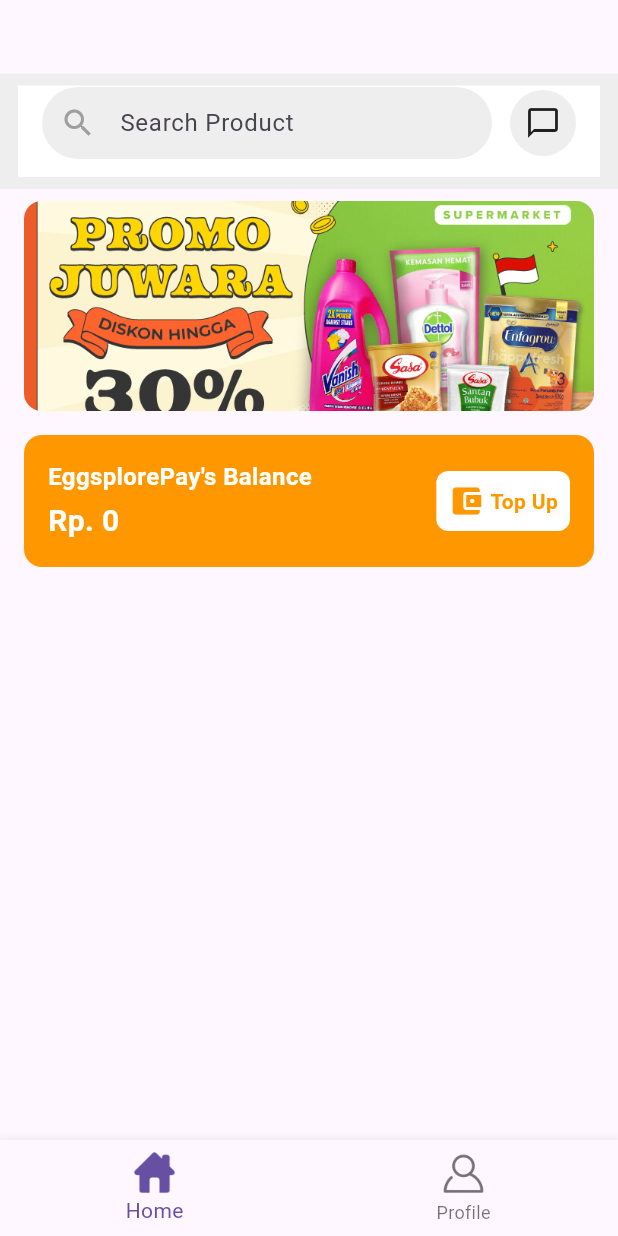
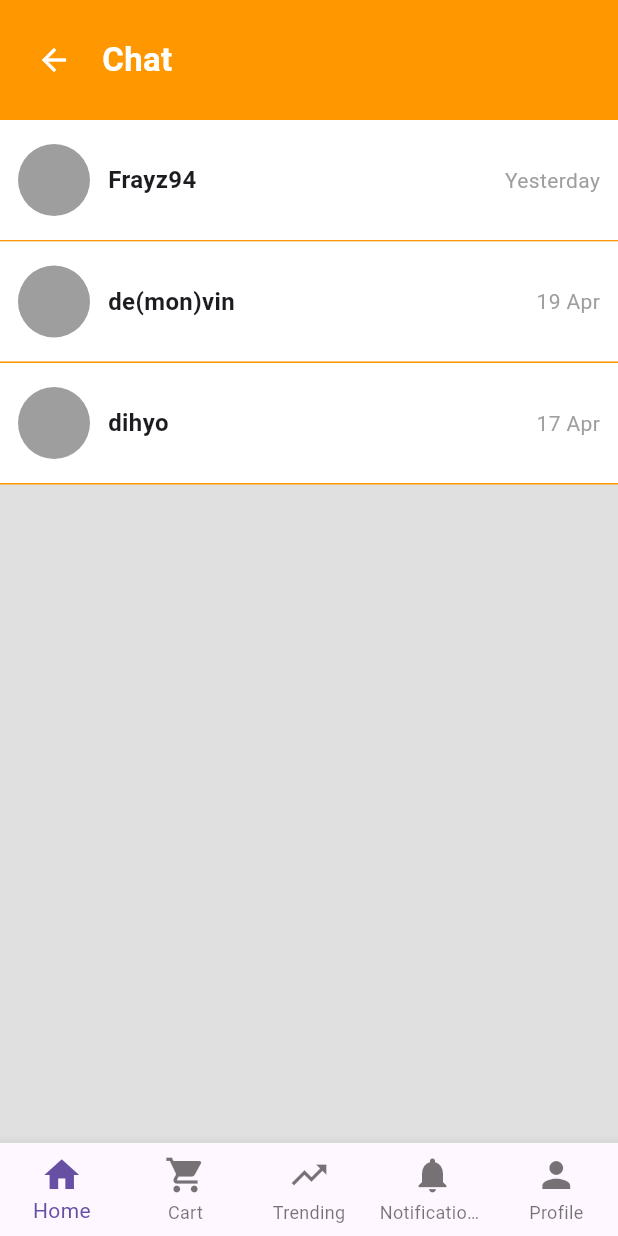
Before and after one commit to NatanaelVineDjapri/Eggsplore_Marketplace, a Flutter app: the HomePage screen opened by its route, after a tap on the "chat bubble outline" icon, on a phone screen of 412 x 824 dp. Run offline on Flutter 3.47's test engine with Material 3 defaults, Android fonts, the phone set to English and light mode, and no system bars.

Commit message:
commit 3 Edbert: adding chat page and widget for chat page

```diff
--- /dev/null
+++ b/eggsplore/lib/pages/chat_page.dart
@@ -0,0 +1,81 @@
+import 'package:flutter/material.dart';
+import 'package:eggsplore/pages/home_page.dart';
+import 'package:eggsplore/widget/chat/chat_item.dart';
+
+class ChatPage extends StatelessWidget {
+  const ChatPage({super.key});
+
+  @override
+  Widget build(BuildContext context) {
+    return Scaffold(
+      backgroundColor: Colors.grey[300],
+      appBar: PreferredSize(
+        preferredSize: const Size.fromHeight(80),
+        child: AppBar(
+          automaticallyImplyLeading: false,
+          backgroundColor: Colors.orange,
+          elevation: 0,
+          flexibleSpace: SafeArea(
+            child: Padding(
+              padding: const EdgeInsets.symmetric(horizontal: 12, vertical: 16),
+              child: Row(
+                children: [
+                  IconButton(
+                    icon: const Icon(Icons.arrow_back, color: Colors.white),
+                    onPressed: () {
+                      Navigator.pushReplacement(
+                        context,
+                        MaterialPageRoute(builder: (context) => const HomePage()),
+                      );
+                    },
+                  ),
+                  const SizedBox(width: 8),
+                  const Text(
+                    "Chat",
+                    style: TextStyle(
+                      fontSize: 22,
+                      fontWeight: FontWeight.bold,
+                      color: Colors.white,
+                    ),
+                  )
+                ],
+              ),
+            ),
+          ),
+        ),
+      ),
+      body: ListView(
+        children: const [
+          ChatItem(name: "Frayz94", date: "Yesterday"),
+          ChatItem(name: "de(mon)vin", date: "19 Apr"),
+          ChatItem(name: "dihyo", date: "17 Apr"),
+        ],
+      ),
+      bottomNavigationBar: BottomNavigationBar(
+        type: BottomNavigationBarType.fixed,
+        items: const [
+          BottomNavigationBarItem(
+            icon: Icon(Icons.home, size: 28),
+            label: "Home",
+          ),
+          BottomNavigationBarItem(
+            icon: Icon(Icons.shopping_cart, size: 28),
+            label: "Cart",
+          ),
+          BottomNavigationBarItem(
+            icon: Icon(Icons.trending_up, size: 28),
+            label: "Trending",
+          ),
+          BottomNavigationBarItem(
+            icon: Icon(Icons.notifications, size: 28),
+            label: "Notifications",
+          ),
+          BottomNavigationBarItem(
+            icon: Icon(Icons.person, size: 28),
+            label: "Profile",
+          ),
+        ],
+      ),
+    );
+  }
+}
--- a/eggsplore/lib/pages/eggsplore_pay_page.dart
+++ b/eggsplore/lib/pages/eggsplore_pay_page.dart
@@ -1,7 +1,7 @@
 // lib/pages/eggsplore_pay_page.dart
 import 'package:flutter/material.dart';
 import 'package:eggsplore/widget/eggsplore_header.dart';
-import 'package:eggsplore/widget/balance_display.dart';
+import 'package:eggsplore/widget/eggsplore_pay/balance_display.dart';
 import 'package:eggsplore/widget/topup_item.dart';
 
 class EggsplorePayPage extends StatefulWidget {
--- a/eggsplore/lib/pages/home_page.dart
+++ b/eggsplore/lib/pages/home_page.dart
@@ -1,9 +1,9 @@
-// lib/pages/home_page.dart
 import 'package:flutter/material.dart';
 import 'package:eggsplore/widget/TopNavBar.dart';
-import 'package:eggsplore/widget/Eggsplore_Pay_Card.dart';
-import 'package:eggsplore/widget/banner_card.dart';
+import 'package:eggsplore/widget/eggsplore_pay/Eggsplore_Pay_Card.dart';
+import 'package:eggsplore/widget/eggsplore_pay/banner_card.dart';
 import 'package:eggsplore/pages/eggsplore_pay_page.dart';
+import 'package:eggsplore/pages/chat_page.dart';
 
 class HomePage extends StatefulWidget {
   const HomePage({super.key});
@@ -13,7 +13,7 @@
 }
 
 class _HomePageState extends State<HomePage> {
-  double balance = 0; // saldo mulai dari 0
+  double balance = 0;
 
   @override
   Widget build(BuildContext context) {
@@ -28,7 +28,10 @@
             padding: const EdgeInsets.symmetric(horizontal: 12, vertical: 8),
             child: TopNavBar(
               onChatTap: () {
-                print("Chat tapped!");
+                Navigator.push(
+                  context,
+                  MaterialPageRoute(builder: (context) => const ChatPage()),
+                );
               },
               onSearch: (value) {
                 print("Search: $value");
@@ -43,7 +46,6 @@
           EggsplorePayCard(
             balance: balance,
             onTap: () async {
-              // buka halaman top up, kirim balance saat ini
               final newBalance = await Navigator.push<double>(
                 context,
                 MaterialPageRoute(
@@ -51,7 +53,6 @@
                 ),
               );
 
-              // kalau balik dengan updated balance => pakai
               if (newBalance != null) {
                 setState(() {
                   balance = newBalance;
--- /dev/null
+++ b/eggsplore/lib/widget/chat/chat_item.dart
@@ -0,0 +1,61 @@
+import 'package:flutter/material.dart';
+import 'package:eggsplore/pages/chat_account_page.dart';
+
+class ChatItem extends StatelessWidget {
+  final String name;
+  final String date;
+
+  const ChatItem({
+    super.key,
+    required this.name,
+    required this.date,
+  });
+
+  @override
+  Widget build(BuildContext context) {
+    return GestureDetector(
+      onTap: () {
+        Navigator.push(
+          context,
+          MaterialPageRoute(
+            builder: (context) => ChatDetailPage(username: name),
+          ),
+        );
+      },
+      child: Column(
+        children: [
+          Container(
+            color: Colors.white,
+            padding: const EdgeInsets.symmetric(horizontal: 12, vertical: 16),
+            child: Row(
+              children: [
+                const CircleAvatar(
+                  radius: 24,
+                  backgroundColor: Colors.grey,
+                ),
+                const SizedBox(width: 12),
+                Expanded(
+                  child: Text(
+                    name,
+                    style: const TextStyle(
+                      fontSize: 16,
+                      fontWeight: FontWeight.w600,
+                    ),
+                  ),
+                ),
+                Text(
+                  date,
+                  style: const TextStyle(color: Colors.grey),
+                ),
+              ],
+            ),
+          ),
+          Container(
+            height: 1,
+            color: Colors.orange,
+          ),
+        ],
+      ),
+    );
+  }
+}
--- a/eggsplore/lib/widget/balance_display.dart
+++ b/eggsplore/lib/widget/eggsplore_pay/balance_display.dart
@@ -1,4 +1,3 @@
-// lib/widget/balance_display.dart
 import 'package:flutter/material.dart';
 import 'package:eggsplore/widget/formatter.dart';
 
@@ -11,7 +10,7 @@
     super.key,
     required this.balance,
     this.imagePath = 'assets/images/money.png',
-    this.imageSize = 70, // bikin gambar lebih gede (sesuai Figma)
+    this.imageSize = 70,
   });
 
   @override
```
Also changed, not shown: eggsplore/lib/pages/chat_account_page.dart (added, +67 -0 lines), eggsplore/lib/widget/chat/chat_bubble.dart (added, +33 -0 lines), eggsplore/lib/widget/chat/chat_input.dart (added, +39 -0 lines), eggsplore/lib/widget/eggsplore_pay/Eggsplore_Pay_Card.dart (renamed from eggsplore/lib/widget/Eggsplore_Pay_Card.dart), eggsplore/lib/widget/eggsplore_pay/banner_card.dart (renamed from eggsplore/lib/widget/banner_card.dart).
